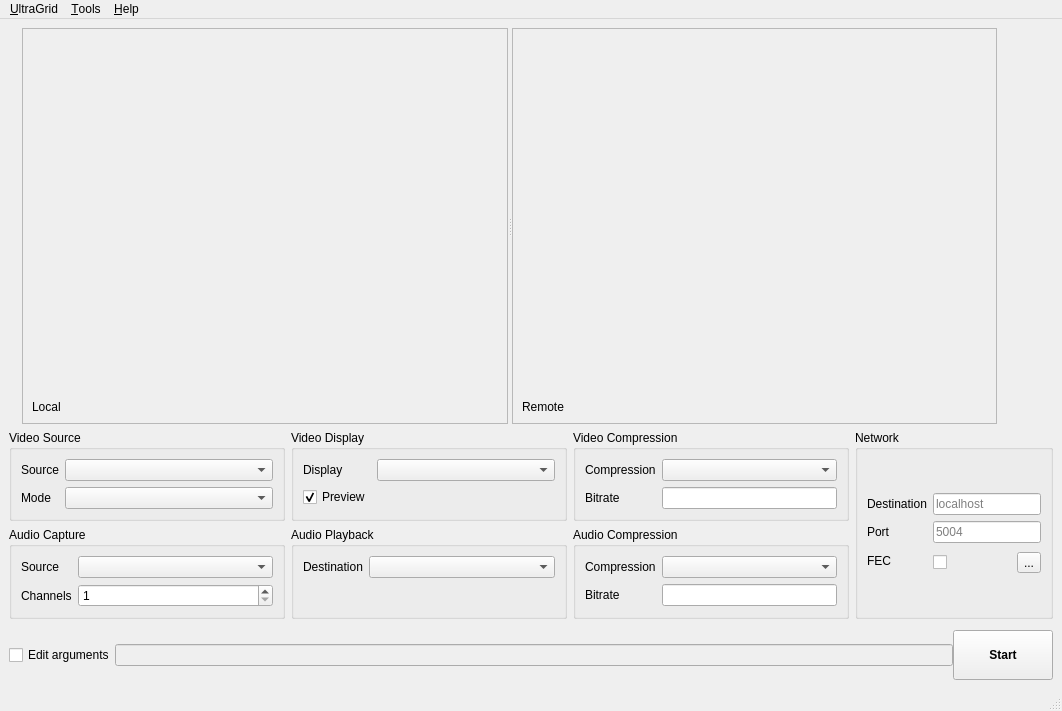
Above: gui/QT/ui/ultragrid_window.ui from CESNET/UltraGrid before the change. Below: the same form after it.
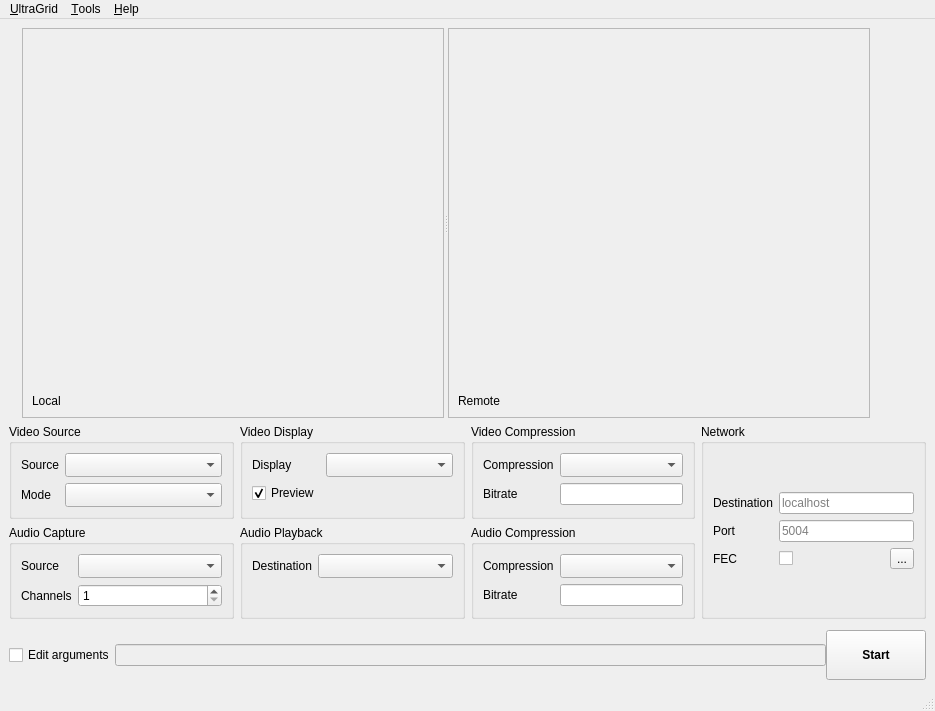
That is the form after the change. Custom widgets are drawn as their Qt base class.

Commit message:
GUI: Adjust layout resizing behaviour
* Layout groupboxes directly in grid layout
* Disable combo boxes resizing based on contents (sizeAdjustPolicy)
* Reduce minimum combo box width to 8

```diff
--- a/gui/QT/ui/ultragrid_window.ui
+++ b/gui/QT/ui/ultragrid_window.ui
@@ -6,7 +6,7 @@
    <rect>
     <x>0</x>
     <y>0</y>
-    <width>1062</width>
+    <width>935</width>
     <height>711</height>
    </rect>
   </property>
@@ -128,77 +128,13 @@
      </layout>
     </item>
     <item>
-     <layout class="QHBoxLayout" name="horizontalLayout_11">
-      <property name="rightMargin">
-       <number>0</number>
-      </property>
-      <property name="bottomMargin">
-       <number>0</number>
-      </property>
-      <item>
-       <layout class="QVBoxLayout" name="verticalLayout_3">
-        <property name="bottomMargin">
-         <number>0</number>
-        </property>
-        <item>
-         <layout class="QHBoxLayout" name="horizontalLayout_4" stretch="1,1,1">
-          <property name="sizeConstraint">
-           <enum>QLayout::SetMaximumSize</enum>
-          </property>
-          <item>
-           <widget class="QGroupBox" name="groupBox">
-            <property name="autoFillBackground">
-             <bool>false</bool>
-            </property>
-            <property name="title">
-             <string>Video Source</string>
-            </property>
-            <property name="flat">
-             <bool>false</bool>
-            </property>
-            <property name="checkable">
-             <bool>false</bool>
-            </property>
-            <layout class="QFormLayout" name="formLayout_2">
-             <property name="fieldGrowthPolicy">
-              <enum>QFormLayout::AllNonFixedFieldsGrow</enum>
-             </property>
-             <item row="0" column="0">
-              <widget class="QLabel" name="videoSourceLabel">
-               <property name="text">
-                <string>Source</string>
-               </property>
-              </widget>
-             </item>
-             <item row="2" column="0">
-              <widget class="QLabel" name="videoModeLabel">
-               <property name="text">
-                <string>Mode</string>
-               </property>
-              </widget>
-             </item>
-             <item row="2" column="1">
-              <widget class="QComboBox" name="videoModeComboBox"/>
-             </item>
+     <layout class="QGridLayout" name="gridLayout">
              <item row="0" column="1">
-              <widget class="QComboBox" name="videoSourceComboBox">
-               <property name="minimumContentsLength">
-                <number>15</number>
-               </property>
-              </widget>
-             </item>
-            </layout>
-           </widget>
-          </item>
-          <item>
            <widget class="QGroupBox" name="groupBox_3">
             <property name="title">
              <string>Video Display</string>
             </property>
             <layout class="QFormLayout" name="formLayout_3">
-             <property name="fieldGrowthPolicy">
-              <enum>QFormLayout::AllNonFixedFieldsGrow</enum>
-             </property>
              <item row="0" column="0">
               <widget class="QLabel" name="label_3">
                <property name="text">
@@ -208,8 +144,17 @@
              </item>
              <item row="0" column="1">
               <widget class="QComboBox" name="videoDisplayComboBox">
+           <property name="sizePolicy">
+            <sizepolicy hsizetype="Expanding" vsizetype="Fixed">
+             <horstretch>0</horstretch>
+             <verstretch>0</verstretch>
+            </sizepolicy>
+           </property>
+           <property name="sizeAdjustPolicy">
+            <enum>QComboBox::AdjustToMinimumContentsLengthWithIcon</enum>
+           </property>
                <property name="minimumContentsLength">
-                <number>15</number>
+            <number>8</number>
                </property>
               </widget>
              </item>
@@ -229,7 +174,62 @@
             <zorder>previewCheckBox</zorder>
            </widget>
           </item>
-          <item>
+      <item row="0" column="0">
+       <widget class="QGroupBox" name="groupBox">
+        <property name="title">
+         <string>Video Source</string>
+        </property>
+        <layout class="QFormLayout" name="formLayout_2">
+         <item row="0" column="0">
+          <widget class="QLabel" name="videoSourceLabel">
+           <property name="text">
+            <string>Source</string>
+           </property>
+          </widget>
+         </item>
+         <item row="2" column="0">
+          <widget class="QLabel" name="videoModeLabel">
+           <property name="text">
+            <string>Mode</string>
+           </property>
+          </widget>
+         </item>
+         <item row="2" column="1">
+          <widget class="QComboBox" name="videoModeComboBox">
+           <property name="sizePolicy">
+            <sizepolicy hsizetype="Expanding" vsizetype="Fixed">
+             <horstretch>0</horstretch>
+             <verstretch>0</verstretch>
+            </sizepolicy>
+           </property>
+           <property name="sizeAdjustPolicy">
+            <enum>QComboBox::AdjustToMinimumContentsLengthWithIcon</enum>
+           </property>
+           <property name="minimumContentsLength">
+            <number>8</number>
+           </property>
+          </widget>
+         </item>
+         <item row="0" column="1">
+          <widget class="QComboBox" name="videoSourceComboBox">
+           <property name="sizePolicy">
+            <sizepolicy hsizetype="Expanding" vsizetype="Fixed">
+             <horstretch>0</horstretch>
+             <verstretch>0</verstretch>
+            </sizepolicy>
+           </property>
+           <property name="sizeAdjustPolicy">
+            <enum>QComboBox::AdjustToMinimumContentsLengthWithIcon</enum>
+           </property>
+           <property name="minimumContentsLength">
+            <number>8</number>
+           </property>
+          </widget>
+         </item>
+        </layout>
+       </widget>
+      </item>
+      <item row="0" column="2">
            <widget class="QGroupBox" name="groupBox_5">
             <property name="title">
              <string>Video Compression</string>
@@ -244,8 +244,17 @@
              </item>
              <item row="0" column="1">
               <widget class="QComboBox" name="videoCompressionComboBox">
+           <property name="sizePolicy">
+            <sizepolicy hsizetype="Expanding" vsizetype="Fixed">
+             <horstretch>0</horstretch>
+             <verstretch>0</verstretch>
+            </sizepolicy>
+           </property>
+           <property name="sizeAdjustPolicy">
+            <enum>QComboBox::AdjustToMinimumContentsLengthWithIcon</enum>
+           </property>
                <property name="minimumContentsLength">
-                <number>15</number>
+            <number>8</number>
                </property>
               </widget>
              </item>
@@ -257,19 +266,19 @@
               </widget>
              </item>
              <item row="1" column="1">
-              <widget class="QLineEdit" name="videoBitrateEdit"/>
-             </item>
-            </layout>
-           </widget>
-          </item>
-         </layout>
-        </item>
-        <item>
-         <layout class="QHBoxLayout" name="horizontalLayout_5">
-          <property name="sizeConstraint">
-           <enum>QLayout::SetMaximumSize</enum>
-          </property>
-          <item>
+          <widget class="QLineEdit" name="videoBitrateEdit">
+           <property name="sizePolicy">
+            <sizepolicy hsizetype="Expanding" vsizetype="Fixed">
+             <horstretch>0</horstretch>
+             <verstretch>0</verstretch>
+            </sizepolicy>
+           </property>
+          </widget>
+         </item>
+        </layout>
+       </widget>
+      </item>
+      <item row="1" column="0">
            <widget class="QGroupBox" name="groupBox_2">
             <property name="title">
              <string>Audio Capture</string>
@@ -284,8 +293,17 @@
              </item>
              <item row="0" column="1">
               <widget class="QComboBox" name="audioSourceComboBox">
+           <property name="sizePolicy">
+            <sizepolicy hsizetype="Expanding" vsizetype="Fixed">
+             <horstretch>0</horstretch>
+             <verstretch>0</verstretch>
+            </sizepolicy>
+           </property>
+           <property name="sizeAdjustPolicy">
+            <enum>QComboBox::AdjustToMinimumContentsLengthWithIcon</enum>
+           </property>
                <property name="minimumContentsLength">
-                <number>15</number>
+            <number>8</number>
                </property>
               </widget>
              </item>
@@ -298,6 +316,12 @@
              </item>
              <item row="1" column="1">
               <widget class="QSpinBox" name="audioChannelsSpinBox">
+           <property name="sizePolicy">
+            <sizepolicy hsizetype="Expanding" vsizetype="Fixed">
+             <horstretch>0</horstretch>
+             <verstretch>0</verstretch>
+            </sizepolicy>
+           </property>
                <property name="minimum">
                 <number>1</number>
                </property>
@@ -309,15 +333,12 @@
             </layout>
            </widget>
           </item>
-          <item>
+      <item row="1" column="1">
            <widget class="QGroupBox" name="groupBox_4">
             <property name="title">
              <string>Audio Playback</string>
             </property>
             <layout class="QFormLayout" name="formLayout_4">
-             <property name="fieldGrowthPolicy">
-              <enum>QFormLayout::AllNonFixedFieldsGrow</enum>
-             </property>
              <item row="0" column="0">
               <widget class="QLabel" name="label_6">
                <property name="text">
@@ -327,23 +348,29 @@
              </item>
              <item row="0" column="1">
               <widget class="QComboBox" name="audioPlaybackComboBox">
+           <property name="sizePolicy">
+            <sizepolicy hsizetype="Expanding" vsizetype="Fixed">
+             <horstretch>0</horstretch>
+             <verstretch>0</verstretch>
+            </sizepolicy>
+           </property>
+           <property name="sizeAdjustPolicy">
+            <enum>QComboBox::AdjustToMinimumContentsLengthWithIcon</enum>
+           </property>
                <property name="minimumContentsLength">
-                <number>15</number>
+            <number>8</number>
                </property>
               </widget>
              </item>
             </layout>
            </widget>
           </item>
-          <item>
+      <item row="1" column="2">
            <widget class="QGroupBox" name="groupBox_6">
             <property name="title">
              <string>Audio Compression</string>
             </property>
             <layout class="QFormLayout" name="formLayout_6">
-             <property name="fieldGrowthPolicy">
-              <enum>QFormLayout::AllNonFixedFieldsGrow</enum>
-             </property>
              <item row="0" column="0">
               <widget class="QLabel" name="label_9">
                <property name="text">
@@ -353,8 +380,17 @@
              </item>
              <item row="0" column="1">
               <widget class="QComboBox" name="audioCompressionComboBox">
+           <property name="sizePolicy">
+            <sizepolicy hsizetype="Expanding" vsizetype="Fixed">
+             <horstretch>0</horstretch>
+             <verstretch>0</verstretch>
+            </sizepolicy>
+           </property>
+           <property name="sizeAdjustPolicy">
+            <enum>QComboBox::AdjustToMinimumContentsLengthWithIcon</enum>
+           </property>
                <property name="minimumContentsLength">
-                <number>15</number>
+            <number>8</number>
                </property>
               </widget>
              </item>
@@ -368,7 +404,7 @@
              <item row="1" column="1">
               <widget class="QLineEdit" name="audioBitrateEdit">
                <property name="sizePolicy">
-                <sizepolicy hsizetype="Preferred" vsizetype="Fixed">
+            <sizepolicy hsizetype="Expanding" vsizetype="Fixed">
                  <horstretch>0</horstretch>
                  <verstretch>0</verstretch>
                 </sizepolicy>
@@ -378,33 +414,17 @@
             </layout>
            </widget>
           </item>
-         </layout>
-        </item>
-       </layout>
-      </item>
-      <item>
+      <item row="0" column="3" rowspan="2">
        <widget class="QGroupBox" name="groupBox_7">
-        <property name="sizePolicy">
-         <sizepolicy hsizetype="Maximum" vsizetype="Preferred">
-          <horstretch>0</horstretch>
-          <verstretch>0</verstretch>
-         </sizepolicy>
-        </property>
         <property name="title">
          <string>Network</string>
         </property>
         <layout class="QVBoxLayout" name="verticalLayout_4">
          <item>
           <layout class="QFormLayout" name="formLayout_7">
-           <property name="fieldGrowthPolicy">
-            <enum>QFormLayout::AllNonFixedFieldsGrow</enum>
-           </property>
            <property name="formAlignment">
             <set>Qt::AlignLeading|Qt::AlignLeft|Qt::AlignVCenter</set>
            </property>
-           <property name="bottomMargin">
-            <number>0</number>
-           </property>
            <item row="0" column="0">
             <widget class="QLabel" name="label_10">
              <property name="text">
@@ -414,9 +434,6 @@
            </item>
            <item row="0" column="1">
             <widget class="QLineEdit" name="networkDestinationEdit">
-             <property name="text">
-              <string extracomment="Target IP or host"/>
-             </property>
              <property name="placeholderText">
               <string>localhost</string>
              </property>
@@ -445,9 +462,6 @@
            </item>
            <item row="3" column="1">
             <layout class="QHBoxLayout" name="horizontalLayout_2">
-             <property name="topMargin">
-              <number>3</number>
-             </property>
              <item>
               <widget class="QCheckBox" name="fECCheckBox"/>
              </item>
@@ -535,8 +549,8 @@
     <rect>
      <x>0</x>
      <y>0</y>
-     <width>1062</width>
-     <height>24</height>
+     <width>935</width>
+     <height>20</height>
     </rect>
    </property>
    <property name="contextMenuPolicy">
```
Lines whose indentation alone changed are shown as unchanged.
